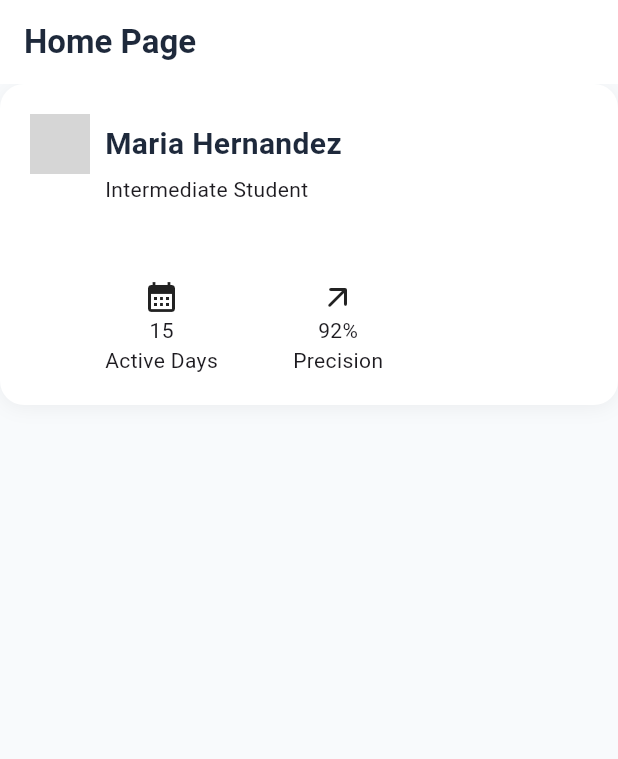
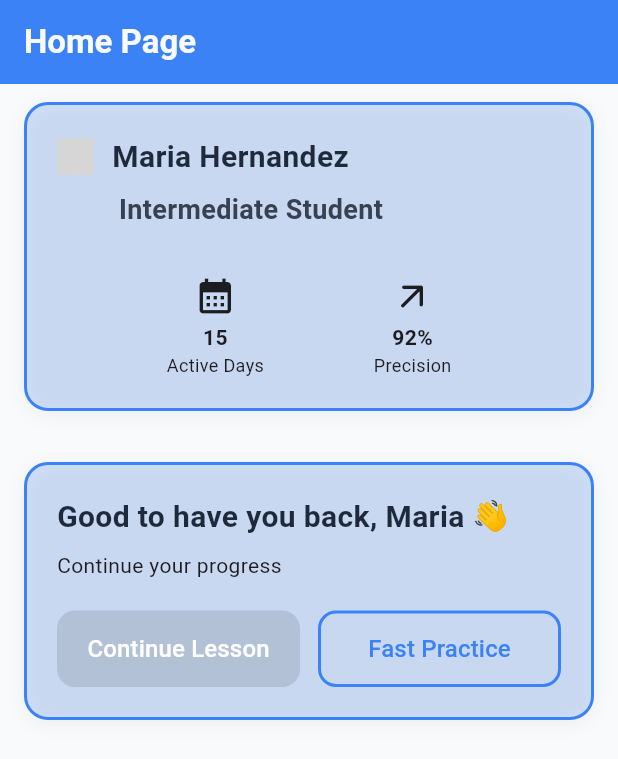
Before and after one commit to uprm-inso4101-2025-2026-s1/semester-project-pronunciation-coach, a Flutter app: the HomeScreen screen opened directly, on a phone screen of 412 x 824 dp. Shown: the top 759 px of the screen. Run offline on Flutter 3.47's test engine with Material 3 defaults, Android fonts, the phone set to English and light mode, and no system bars; our stand-ins replace shared_preferences; accounts and stored records are empty; network calls fail; Roboto replaces fonts that are missing (SF Pro Display); grey boxes are pictures that could not be loaded.

Commit message:
Made homescreen the main screen and created the welcomeback box.

```diff
--- a/app/lib/features/dashboard/pages/user_progress_dashboard.dart
+++ b/app/lib/features/dashboard/pages/user_progress_dashboard.dart
@@ -53,10 +53,10 @@ class _MainNavigationScreenState extends State<MainNavigationScreen> {
   void initState() {
     super.initState();
     _screens = [
+      const HomeScreen(),
       const UserProgressDashboard(),
       const DailyChallengePage(),
       const ProfilePagePlaceholder(),
-      const HomeScreen(),
     ];
   }
 
@@ -98,6 +98,11 @@ class _MainNavigationScreenState extends State<MainNavigationScreen> {
           elevation: 0,
           items: const [
             BottomNavigationBarItem(
+              icon: Icon(Icons.house_rounded),
+              activeIcon: Icon(Icons.house_rounded),
+              label: 'Home',
+            ),
+            BottomNavigationBarItem(
               icon: Icon(Icons.dashboard_outlined),
               activeIcon: Icon(Icons.dashboard),
               label: 'Dashboard',
@@ -111,11 +116,6 @@ class _MainNavigationScreenState extends State<MainNavigationScreen> {
               icon: Icon(Icons.person_outline),
               activeIcon: Icon(Icons.person),
               label: 'Profile',
-            ),
-            BottomNavigationBarItem(
-              icon: Icon(Icons.local_activity),
-              activeIcon: Icon(Icons.local_activity),
-              label: 'Home',
             ),
           ],
         ),
--- a/app/lib/features/homescreen/pages/home_page.dart
+++ b/app/lib/features/homescreen/pages/home_page.dart
@@ -1,5 +1,6 @@
 import 'package:app/core/constants/colors.dart';
 import 'package:app/features/homescreen/widgets/user_info_box.dart';
+import 'package:app/features/homescreen/widgets/welcome_box.dart';
 import 'package:flutter/material.dart';
 import 'package:flutter/services.dart';
 
@@ -20,8 +21,8 @@ class _HomeScreenState extends State<HomeScreen> {
                     'Home Page',
                     style: TextStyle(fontWeight: FontWeight.w600),
                 ),
-                backgroundColor: AppColors.cardBackground,
-                foregroundColor: AppColors.textPrimary,
+                backgroundColor: AppColors.primary,
+                foregroundColor: AppColors.background,
                 elevation: 0,
                 systemOverlayStyle: SystemUiOverlayStyle.dark,
                 automaticallyImplyLeading: false,
@@ -34,6 +35,10 @@ class _HomeScreenState extends State<HomeScreen> {
                   avatarURL: "https://www.applesfromny.com/wp-content/uploads/2020/06/SnapdragonNEW.png",
                   proficiencyLevel: "Intermediate Student",
                 ),
+                const SizedBox(height: 10),
+                const WelcomeBackBox(
+                  name: "Maria",
+                  ),
               ]
             )
         );
--- a/app/lib/features/homescreen/widgets/user_info_box.dart
+++ b/app/lib/features/homescreen/widgets/user_info_box.dart
@@ -16,70 +16,90 @@ class UserInfoBox extends StatelessWidget {
 
   @override
   Widget build(BuildContext context) {
+    final screenWidth = MediaQuery.of(context).size.width;
+
     return Container(
+      margin: const EdgeInsets.symmetric(horizontal: 16, vertical: 12),
       padding: const EdgeInsets.all(20),
       decoration: BoxDecoration(
-        color: AppColors.cardBackground,
+        color: AppColors.primary.withValues(alpha: 0.2),
         borderRadius: BorderRadius.circular(16),
+        border: Border.all(color: AppColors.primary, width: 2),
         boxShadow: [
           BoxShadow(
             color: AppColors.cardShadow,
             blurRadius: 10,
             offset: const Offset(0, 2),
           ),
-        ]
+        ],
       ),
       child: Column(
         crossAxisAlignment: CrossAxisAlignment.start,
         children: [
+          // Avatar and Name
           Row(
-            crossAxisAlignment: CrossAxisAlignment.center,
             children: [
               CircleAvatar(
                 backgroundImage: NetworkImage(avatarURL),
-                radius: 20,
+                radius: screenWidth * 0.03,
               ),
-              const SizedBox(
-                width: 10
-              ),
-              Text(
-                name,
-                style: AppTextStyles.heading2,
+              const SizedBox(width: 12),
+              Expanded(
+                child: FittedBox(
+                  fit: BoxFit.scaleDown,
+                  alignment: Alignment.centerLeft,
+                  child: Text(
+                    name,
+                    style: AppTextStyles.heading2,
+                  ),
+                ),
               ),
             ],
           ),
-          Row(
-            crossAxisAlignment: CrossAxisAlignment.center,
-            children: [
-              const SizedBox(width: 50),
-              Text(
-                proficiencyLevel
-              ),
-            ]
-          ),
-          const SizedBox(height: 50),
+
+          const SizedBox(height: 8),
+
+          // Proficiency level
           Row(
             children: [
-              const SizedBox(width: 50),
-              Column(
-                children: [
-                  Icon(Icons.calendar_month),
-                  Text("15"),
-                  Text("Active Days"),
-                ],
-              ),
-              const SizedBox(width: 50),
-                            Column(
-                children: [
-                  Icon(Icons.arrow_outward_rounded),
-                  Text("92%"),
-                  Text("Precision"),
-                ],
+              SizedBox(width: screenWidth * 0.10),
+              Expanded(
+                child: Text(
+                  proficiencyLevel,
+                  style: AppTextStyles.heading3,
+                  overflow: TextOverflow.ellipsis,
+                ),
               ),
             ],
+          ),
+
+          const SizedBox(height: 30),
+
+          // Stats
+          LayoutBuilder(
+            builder: (context, constraints) {
+              return Row(
+                mainAxisAlignment: MainAxisAlignment.spaceEvenly,
+                children: [
+                  _buildStatBox(Icons.calendar_month, "15", "Active Days"),
+                  _buildStatBox(Icons.arrow_outward_rounded, "92%", "Precision"),
+                ],
+              );
+            },
           ),
         ],
       ),
     );
   }
+
+  Widget _buildStatBox(IconData icon, String value, String label) {
+    return Column(
+      children: [
+        Icon(icon, size: 28),
+        const SizedBox(height: 4),
+        Text(value, style: const TextStyle(fontWeight: FontWeight.bold)),
+        Text(label, style: const TextStyle(fontSize: 12)),
+      ],
+    );
+  }
 }
--- /dev/null
+++ b/app/lib/features/homescreen/widgets/welcome_box.dart
@@ -0,0 +1,90 @@
+import 'package:app/core/constants/colors.dart';
+import 'package:app/core/constants/text_styles.dart';
+import 'package:flutter/material.dart';
+
+class WelcomeBackBox extends StatelessWidget {
+  final String name;
+
+  const WelcomeBackBox({
+    super.key,
+    required this.name,
+  });
+
+  @override
+  Widget build(BuildContext context) {
+    return Container(
+      margin: const EdgeInsets.symmetric(horizontal: 16, vertical: 12),
+      padding: const EdgeInsets.all(20),
+      decoration: BoxDecoration(
+        color: AppColors.primary.withValues(alpha: 0.2),
+        borderRadius: BorderRadius.circular(16),
+        border: Border.all(color: AppColors.primary, width: 2),
+        boxShadow: [
+          BoxShadow(
+            color: AppColors.cardShadow,
+            blurRadius: 10,
+            offset: const Offset(0, 2),
+          ),
+        ],
+      ),
+      child: Column(
+        crossAxisAlignment: CrossAxisAlignment.start,
+        children: [
+          // Greeting
+          Text(
+            "Good to have you back, $name 👋",
+            style: AppTextStyles.heading2,
+          ),
+          const SizedBox(height: 8),
+
+          // Subtext
+          Text(
+            "Continue your progress",
+            style: Theme.of(context).textTheme.bodyMedium ??
+                const TextStyle(fontSize: 14, color: Colors.grey),
+          ),
+          const SizedBox(height: 20),
+
+          // Buttons to continue
+          Row(
+            children: [
+              Expanded(
+                child: ElevatedButton(
+                  onPressed: null,
+                  style: ElevatedButton.styleFrom(
+                    backgroundColor: AppColors.primary, // your theme color
+                    shape: RoundedRectangleBorder(
+                      borderRadius: BorderRadius.circular(12),
+                    ),
+                    padding: const EdgeInsets.symmetric(vertical: 14),
+                  ),
+                  child: const Text(
+                    "Continue Lesson",
+                    style: TextStyle(color: Colors.white, fontSize: 16),
+                  ),
+                ),
+              ),
+              const SizedBox(width: 12),
+              Expanded(
+                child: OutlinedButton(
+                  onPressed: null,
+                  style: OutlinedButton.styleFrom(
+                    side: BorderSide(color: AppColors.primary, width: 2),
+                    shape: RoundedRectangleBorder(
+                      borderRadius: BorderRadius.circular(12),
+                    ),
+                    padding: const EdgeInsets.symmetric(vertical: 14),
+                  ),
+                  child: Text(
+                    "Fast Practice",
+                    style: TextStyle(color: AppColors.primary, fontSize: 16),
+                  ),
+                ),
+              ),
+            ],
+          ),
+        ],
+      ),
+    );
+  }
+}
```
